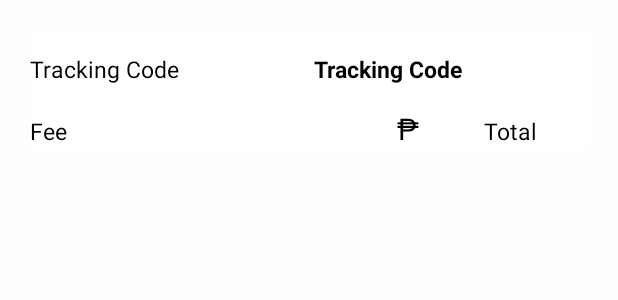
After one commit to tudechristian3/jogxpressnextdaydelivery, an Android app: the layout activity_transaction_data.xml on its own in the app's theme, with its tools: preview values and no code run, on a phone screen of 412 x 824 dp. The commit adds this screen. Shown: the top 300 px of the screen. Run offline under Robolectric (Android 15) with nearby library versions, the phone set to English and light mode, and no system bars; network calls fail.

Commit message:
with transaction list

```diff
--- /dev/null
+++ b/app/src/main/res/layout/activity_transaction_data.xml
@@ -0,0 +1,89 @@
+<ScrollView xmlns:android="http://schemas.android.com/apk/res/android"
+    xmlns:tools="http://schemas.android.com/tools"
+    xmlns:app="http://schemas.android.com/apk/res-auto"
+    android:id="@+id/splash"
+    android:layout_width="match_parent"
+    android:layout_height="match_parent"
+    android:orientation="vertical"
+    android:padding="20dp"
+    android:background="#fefefe">
+
+    <LinearLayout
+        android:id="@+id/transactiondata"
+        android:layout_width="match_parent"
+        android:layout_height="match_parent"
+        android:background="@color/white"
+        android:gravity="center_horizontal"
+        android:orientation="vertical"
+        android:visibility="visible">
+
+
+        <LinearLayout
+            android:layout_width="match_parent"
+            android:layout_height="match_parent"
+            android:orientation="horizontal"
+            android:weightSum="2">
+
+            <TextView
+                android:layout_width="wrap_content"
+                android:layout_height="wrap_content"
+                android:layout_marginTop="15dp"
+                android:text="Tracking Code"
+                android:textColor="@color/black"
+                android:textSize="15dp" />
+
+            <TextView
+                android:id="@+id/track_code"
+                android:layout_width="wrap_content"
+                android:layout_height="wrap_content"
+                android:layout_weight="1"
+                android:layout_marginTop="15dp"
+                android:layout_marginLeft="90dp"
+                android:text="Tracking Code"
+                android:textColor="@color/black"
+                android:textStyle="bold"
+                android:textSize="15dp" />
+        </LinearLayout>
+
+        <LinearLayout
+            android:layout_width="match_parent"
+            android:layout_height="match_parent"
+            android:orientation="horizontal"
+            android:weightSum="2">
+
+            <TextView
+                android:layout_width="wrap_content"
+                android:layout_height="wrap_content"
+                android:layout_marginTop="15dp"
+                android:text="Fee"
+                android:textColor="@color/black"
+                android:textSize="15dp" />
+
+            <TextView
+                android:id="@+id/pesosign"
+                android:layout_width="wrap_content"
+                android:layout_height="wrap_content"
+                android:layout_marginLeft="220dp"
+                android:layout_marginTop="15dp"
+                android:layout_weight="1"
+                android:text="₱"
+                android:textColor="@color/black"
+                android:textSize="20dp" />
+            <TextView
+                android:id="@+id/track_fee"
+                android:layout_width="wrap_content"
+                android:layout_height="wrap_content"
+                android:layout_marginLeft="10dp"
+                android:layout_marginTop="15dp"
+                android:layout_weight="1"
+                android:text="Total"
+                android:textColor="@color/black"
+                android:textSize="15dp" />
+        </LinearLayout>
+    </LinearLayout>
+
+
+
+
+
+</ScrollView>
```
Also changed, not shown: app/src/main/java/com/example/joxpressnextdaydelivery/TransactionActivity.java (+72 -4 lines), app/src/main/java/com/example/joxpressnextdaydelivery/TransactionAdapter.java (added, +66 -0 lines), app/src/main/java/com/example/joxpressnextdaydelivery/TransactionList.java (added, +37 -0 lines), app/src/main/res/layout/activity_transaction.xml (+6 -34 lines).
